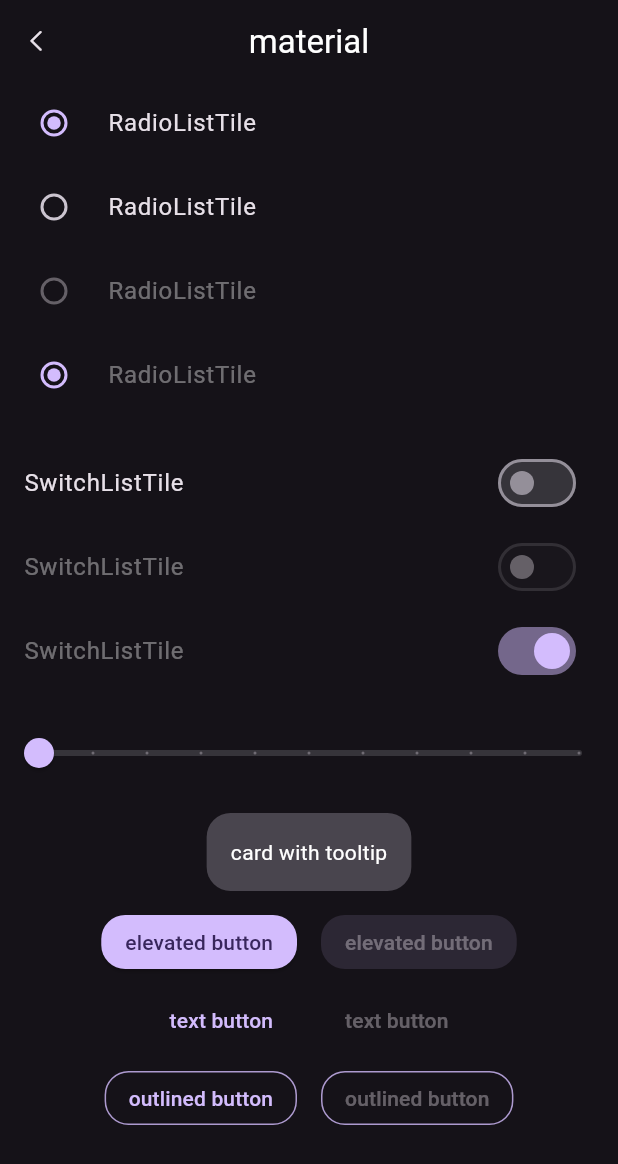
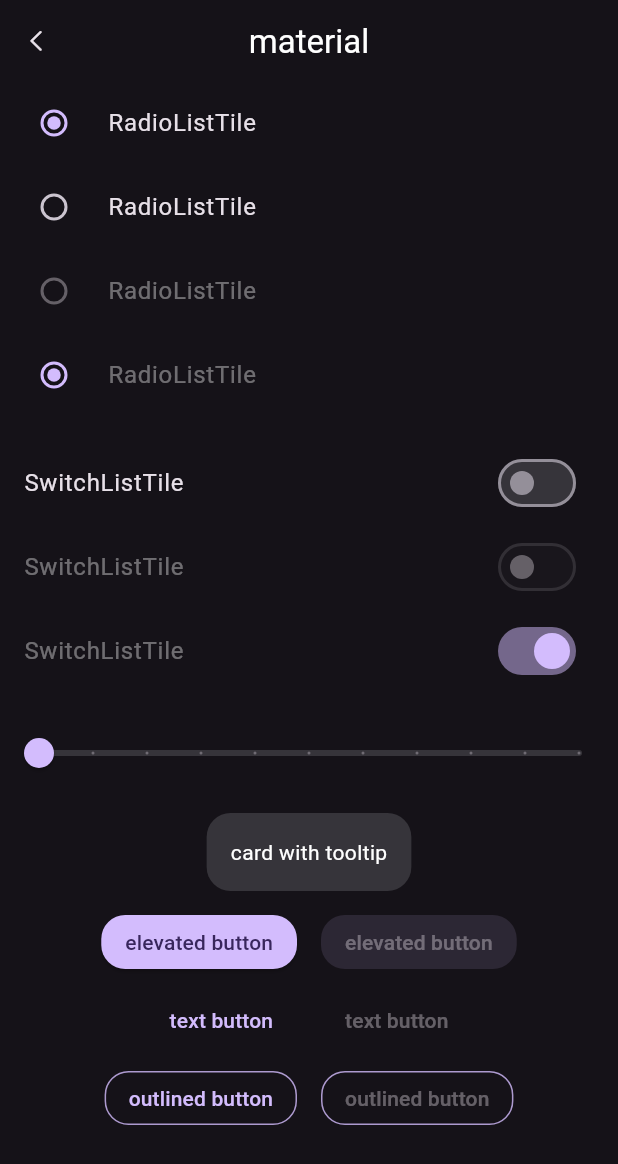
Before and after one commit to robertodoering/rby.dart, a Flutter app: the screen it shows after launch, after a tap on "material", on a phone screen of 412 x 824 dp. Shown: the top 1164 px of the screen. Run offline on Flutter 3.47's test engine with Material 3 defaults, Android fonts, the phone set to English and light mode, and no system bars; our stand-ins replace flutter_colorpicker, flutter_riverpod, modal_bottom_sheet, shared_preferences, sliver_tools; missing offline and left inert: encrypt.

```diff
--- a/example/lib/pages/animations_page.dart
+++ b/example/lib/pages/animations_page.dart
@@ -1,5 +1,4 @@
 import 'dart:async';
-import 'dart:ui';
 
 import 'package:example/storybook.dart';
 import 'package:example/util.dart';
--- a/example/lib/pages/widgets_page.dart
+++ b/example/lib/pages/widgets_page.dart
@@ -473,7 +473,7 @@ class _BottomSheet extends StatelessWidget {
               ],
             );
           },
-        )
+        ),
       ],
     );
   }
--- a/example/lib/storybook.dart
+++ b/example/lib/storybook.dart
@@ -102,8 +102,8 @@ class _NavigationRail extends StatelessWidget {
                   entries[index].label,
                   style: TextStyle(
                     color: Color.lerp(
-                      theme.colorScheme.onBackground,
-                      theme.colorScheme.onBackground.withOpacity(.5),
+                      theme.colorScheme.onSurface,
+                      theme.colorScheme.onSurface.withOpacity(.5),
                       ((controller.page ?? 0) - index).abs().clamp(0, 1),
                     ),
                   ),
--- a/lib/animations/implicit/animated_number.dart
+++ b/lib/animations/implicit/animated_number.dart
@@ -1,4 +1,3 @@
-import 'dart:ui';
 
 import 'package:flutter/material.dart';
 import 'package:intl/intl.dart';
@@ -167,7 +166,7 @@ class _AnimatedNumberState extends State<AnimatedNumber>
                     ),
                   ),
                 ],
-              )
+              ),
             ],
           ),
         ),
--- a/lib/theme/rby_theme.dart
+++ b/lib/theme/rby_theme.dart
@@ -38,9 +38,6 @@ class RbyTheme {
     data = ThemeData.from(colorScheme: colorScheme).copyWith(
       textTheme: textTheme,
 
-      //
-      useMaterial3: true,
-
       // prevent platform depended padding values in material widgets
       materialTapTargetSize: MaterialTapTargetSize.shrinkWrap,
       visualDensity: VisualDensity.standard,
@@ -51,16 +48,16 @@ class RbyTheme {
 
       //
       iconTheme: IconThemeData(
-        color: colorScheme.onBackground,
+        color: colorScheme.onSurface,
         size: 20,
       ),
       dividerTheme: DividerThemeData(
-        color: colorScheme.onBackground.withOpacity(.2),
+        color: colorScheme.onSurface.withOpacity(.2),
       ),
       cardTheme: CardTheme(
         elevation: 0,
         shape: shape.shape,
-        color: colorScheme.surfaceVariant,
+        color: colorScheme.surfaceContainerHighest,
         margin: EdgeInsets.zero,
       ),
       dialogTheme: DialogTheme(shape: shape.shape),
@@ -68,24 +65,24 @@ class RbyTheme {
         elevation: 0,
         shape: shape.shape,
         behavior: SnackBarBehavior.floating,
-        backgroundColor: colorScheme.surfaceVariant,
+        backgroundColor: colorScheme.surfaceContainerHighest,
         actionTextColor: colorScheme.primary,
       ),
       radioTheme: RadioThemeData(
-        fillColor: MaterialStateProperty.resolveWith(
-          (states) => states.contains(MaterialState.selected)
+        fillColor: WidgetStateProperty.resolveWith(
+          (states) => states.contains(WidgetState.selected)
               ? colorScheme.primary
               : null,
         ),
       ),
       switchTheme: SwitchThemeData(
-        thumbColor: MaterialStateProperty.resolveWith(
-          (state) => state.contains(MaterialState.selected)
+        thumbColor: WidgetStateProperty.resolveWith(
+          (state) => state.contains(WidgetState.selected)
               ? colorScheme.primary
               : null,
         ),
-        trackColor: MaterialStateProperty.resolveWith(
-          (states) => states.contains(MaterialState.selected)
+        trackColor: WidgetStateProperty.resolveWith(
+          (states) => states.contains(WidgetState.selected)
               ? colorScheme.primary.withAlpha(0x80)
               : null,
         ),
@@ -94,7 +91,7 @@ class RbyTheme {
         shape: shape.shape,
         enableFeedback: true,
         elevation: 0,
-        color: colorScheme.surfaceVariant,
+        color: colorScheme.surfaceContainerHighest,
         textStyle: TextStyle(color: colorScheme.onSurfaceVariant),
       ),
       inputDecorationTheme: InputDecorationTheme(
@@ -102,13 +99,13 @@ class RbyTheme {
         border: OutlineInputBorder(
           borderRadius: shape.borderRadius,
           borderSide: BorderSide(
-            color: colorScheme.onBackground.withOpacity(.4),
+            color: colorScheme.onSurface.withOpacity(.4),
           ),
         ),
         enabledBorder: OutlineInputBorder(
           borderRadius: shape.borderRadius,
           borderSide: BorderSide(
-            color: colorScheme.onBackground.withOpacity(.4),
+            color: colorScheme.onSurface.withOpacity(.4),
           ),
         ),
       ),
@@ -137,38 +134,38 @@ class RbyTheme {
       appBarTheme: AppBarTheme(
         elevation: 0,
         scrolledUnderElevation: 0,
-        color: colorScheme.background,
-        foregroundColor: colorScheme.onBackground,
+        color: colorScheme.surface,
+        foregroundColor: colorScheme.onSurface,
       ),
 
       // buttons
       textButtonTheme: TextButtonThemeData(
         style: ButtonStyle(
-          padding: MaterialStateProperty.all(
+          padding: WidgetStateProperty.all(
             EdgeInsets.symmetric(
               horizontal: spacing.base,
               vertical: spacing.small,
             ),
           ),
-          minimumSize: MaterialStateProperty.all(Size.zero),
-          shape: MaterialStateProperty.all(
+          minimumSize: WidgetStateProperty.all(Size.zero),
+          shape: WidgetStateProperty.all(
             RoundedRectangleBorder(borderRadius: shape.borderRadius),
           ),
         ),
       ),
       outlinedButtonTheme: OutlinedButtonThemeData(
         style: ButtonStyle(
-          padding: MaterialStateProperty.all(
+          padding: WidgetStateProperty.all(
             EdgeInsets.symmetric(
               horizontal: spacing.base,
               vertical: spacing.small,
             ),
           ),
-          minimumSize: MaterialStateProperty.all(Size.zero),
-          side: MaterialStateProperty.all(
+          minimumSize: WidgetStateProperty.all(Size.zero),
+          side: WidgetStateProperty.all(
             BorderSide(color: colorScheme.primary.withOpacity(.8)),
           ),
-          shape: MaterialStateProperty.all(
+          shape: WidgetStateProperty.all(
             RoundedRectangleBorder(
               borderRadius: shape.borderRadius,
             ),
@@ -177,32 +174,32 @@ class RbyTheme {
       ),
       elevatedButtonTheme: ElevatedButtonThemeData(
         style: ButtonStyle(
-          padding: MaterialStateProperty.all(
+          padding: WidgetStateProperty.all(
             EdgeInsets.symmetric(
               horizontal: spacing.base,
               vertical: spacing.small,
             ),
           ),
           tapTargetSize: MaterialTapTargetSize.shrinkWrap,
-          minimumSize: MaterialStateProperty.all(Size.zero),
-          shape: MaterialStateProperty.all(
+          minimumSize: WidgetStateProperty.all(Size.zero),
+          shape: WidgetStateProperty.all(
             RoundedRectangleBorder(borderRadius: shape.borderRadius),
           ),
-          backgroundColor: MaterialStateProperty.resolveWith(
-            (states) => states.contains(MaterialState.disabled)
+          backgroundColor: WidgetStateProperty.resolveWith(
+            (states) => states.contains(WidgetState.disabled)
                 ? colorScheme.primary.withOpacity(.12)
                 : colorScheme.primary,
           ),
-          foregroundColor: MaterialStateProperty.resolveWith(
-            (states) => states.contains(MaterialState.disabled)
-                ? colorScheme.onBackground.withOpacity(.38)
+          foregroundColor: WidgetStateProperty.resolveWith(
+            (states) => states.contains(WidgetState.disabled)
+                ? colorScheme.onSurface.withOpacity(.38)
                 : colorScheme.onPrimary,
           ),
-          overlayColor: MaterialStateProperty.resolveWith((states) {
-            if (states.contains(MaterialState.hovered)) {
+          overlayColor: WidgetStateProperty.resolveWith((states) {
+            if (states.contains(WidgetState.hovered)) {
               return colorScheme.onPrimary.withOpacity(0.08);
-            } else if (states.contains(MaterialState.focused) ||
-                states.contains(MaterialState.pressed)) {
+            } else if (states.contains(WidgetState.focused) ||
+                states.contains(WidgetState.pressed)) {
               return colorScheme.onPrimary.withOpacity(0.24);
             } else {
               return null;
--- a/lib/widgets/bottom_sheet/bottom_sheet_handle.dart
+++ b/lib/widgets/bottom_sheet/bottom_sheet_handle.dart
@@ -14,7 +14,7 @@ class BottomSheetHandle extends StatelessWidget {
       margin: EdgeInsets.symmetric(vertical: theme.spacing.small),
       decoration: BoxDecoration(
         borderRadius: theme.shape.borderRadius,
-        color: theme.colorScheme.onBackground.withOpacity(.2),
+        color: theme.colorScheme.onSurface.withOpacity(.2),
       ),
     );
   }
--- a/lib/widgets/rby_app_bar.dart
+++ b/lib/widgets/rby_app_bar.dart
@@ -91,7 +91,7 @@ class RbySliverAppBar extends StatelessWidget {
         leading: leading,
         actions: actions,
         backgroundDecoration: backgroundDecoration ??
-            BoxDecoration(color: theme.colorScheme.background.withOpacity(.8)),
+            BoxDecoration(color: theme.colorScheme.surface.withOpacity(.8)),
         topPadding: mediaQuery.padding.top,
         paddingValue: theme.spacing.base,
         titleStyle: style,
--- a/lib/widgets/rby_button.dart
+++ b/lib/widgets/rby_button.dart
@@ -74,7 +74,7 @@ class _RbyTextButton extends RbyButton {
 
     return TextButton(
       style: theme.textButtonTheme.style?.copyWith(
-        padding: MaterialStateProperty.all(padding),
+        padding: WidgetStateProperty.all(padding),
       ),
       onPressed: onTap,
       onLongPress: onLongPress,
@@ -111,7 +111,7 @@ class _RbyElevatedButton extends RbyButton {
 
     return ElevatedButton(
       style: theme.textButtonTheme.style?.copyWith(
-        padding: MaterialStateProperty.all(padding),
+        padding: WidgetStateProperty.all(padding),
       ),
       onPressed: onTap,
       onLongPress: onLongPress,
@@ -148,7 +148,7 @@ class _RbyOutlinedButton extends RbyButton {
 
     return OutlinedButton(
       style: theme.textButtonTheme.style?.copyWith(
-        padding: MaterialStateProperty.all(padding),
+        padding: WidgetStateProperty.all(padding),
       ),
       onPressed: onTap,
       onLongPress: onLongPress,
@@ -184,15 +184,15 @@ class _RbyTransparentButton extends RbyButton {
     final theme = Theme.of(context);
 
     final style = ButtonStyle(
-      backgroundColor: MaterialStateProperty.all(Colors.transparent),
-      foregroundColor: MaterialStateProperty.resolveWith(
-        (states) => states.contains(MaterialState.disabled)
-            ? theme.colorScheme.onBackground.withOpacity(.5)
-            : theme.colorScheme.onBackground,
+      backgroundColor: WidgetStateProperty.all(Colors.transparent),
+      foregroundColor: WidgetStateProperty.resolveWith(
+        (states) => states.contains(WidgetState.disabled)
+            ? theme.colorScheme.onSurface.withOpacity(.5)
+            : theme.colorScheme.onSurface,
       ),
-      overlayColor: MaterialStateProperty.all(theme.highlightColor),
-      elevation: MaterialStateProperty.all(0),
-      padding: MaterialStateProperty.all(
+      overlayColor: WidgetStateProperty.all(theme.highlightColor),
+      elevation: WidgetStateProperty.all(0),
+      padding: WidgetStateProperty.all(
         padding ?? theme.spacing.edgeInsets,
       ),
     );
@@ -237,22 +237,22 @@ class _RbyCardButton extends RbyButton {
     final theme = Theme.of(context);
 
     final background = backgroundColor ?? theme.cardTheme.color!;
-    final foreground = foregroundColor ?? theme.colorScheme.onBackground;
+    final foreground = foregroundColor ?? theme.colorScheme.onSurface;
 
     final style = ButtonStyle(
-      backgroundColor: MaterialStateProperty.resolveWith(
-        (states) => states.contains(MaterialState.disabled)
+      backgroundColor: WidgetStateProperty.resolveWith(
+        (states) => states.contains(WidgetState.disabled)
             ? background.withOpacity(0)
             : background,
       ),
-      foregroundColor: MaterialStateProperty.resolveWith(
-        (states) => states.contains(MaterialState.disabled)
+      foregroundColor: WidgetStateProperty.resolveWith(
+        (states) => states.contains(WidgetState.disabled)
             ? foreground.withOpacity(.5)
             : foreground,
       ),
-      overlayColor: MaterialStateProperty.all(theme.highlightColor),
-      elevation: MaterialStateProperty.all(theme.cardTheme.elevation),
-      padding: MaterialStateProperty.all(
+      overlayColor: WidgetStateProperty.all(theme.highlightColor),
+      elevation: WidgetStateProperty.all(theme.cardTheme.elevation),
+      padding: WidgetStateProperty.all(
         padding ?? theme.spacing.edgeInsets,
       ),
     );
--- a/lib/widgets/rby_list_tile.dart
+++ b/lib/widgets/rby_list_tile.dart
@@ -41,7 +41,7 @@ class RbyListTile extends StatelessWidget {
     final theme = Theme.of(context);
 
     final textStyle = theme.textTheme.titleSmall ?? const TextStyle();
-    final onBackground = theme.colorScheme.onBackground;
+    final onBackground = theme.colorScheme.onSurface;
 
     return Material(
       color: color,
--- a/lib/widgets/rby_radio_dialog_tile.dart
+++ b/lib/widgets/rby_radio_dialog_tile.dart
@@ -51,7 +51,7 @@ class RbyRadioDialogTile<T> extends StatelessWidget {
                     Navigator.of(context).pop();
                     if (value != groupValue) onChanged?.call(value);
                   },
-                )
+                ),
             ],
           ),
         ),
--- a/pubspec.yaml
+++ b/pubspec.yaml
@@ -15,15 +15,15 @@ dependencies:
     sdk: flutter
   flutter_colorpicker: ^1.0.3
   flutter_image: ^4.1.4
-  http: ^0.13.5
-  intl: ^0.18.0
+  http: ^1.2.2
+  intl: ^0.20.0
   logging: ^1.1.0
   modal_bottom_sheet: ^3.0.0-pre
   shared_preferences: ^2.0.15
   sliver_tools: ^0.2.8
 
 dev_dependencies:
-  alchemist: ^0.5.0
+  alchemist: ^0.11.0
   flutter_test:
     sdk: flutter
 
```
Also changed, not shown: example/pubspec.lock, 1 other file.
